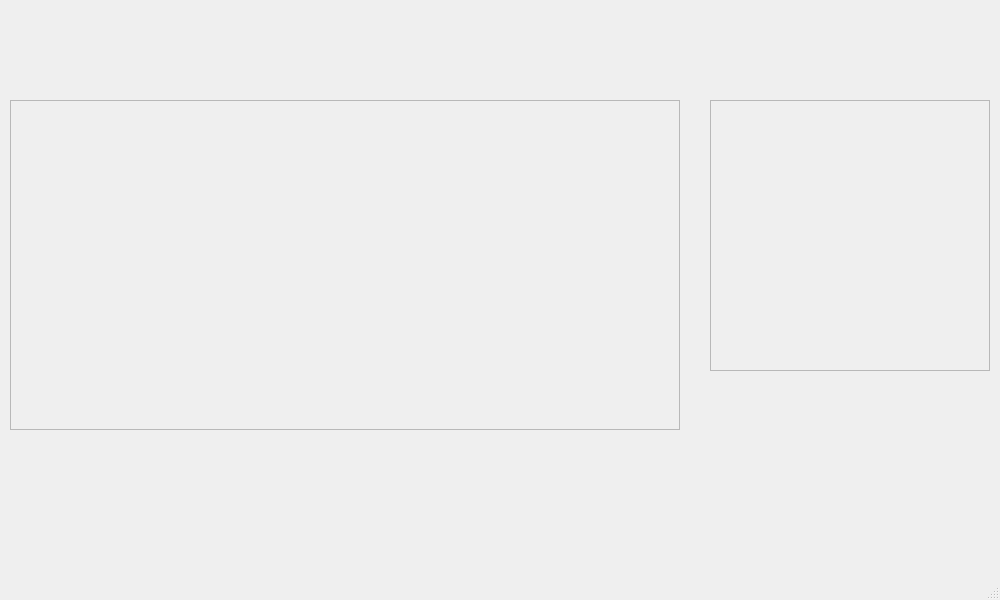
Above: gui/main.ui from octoberserver/DctArv-Nauncher before the change. Below: the same form after it.
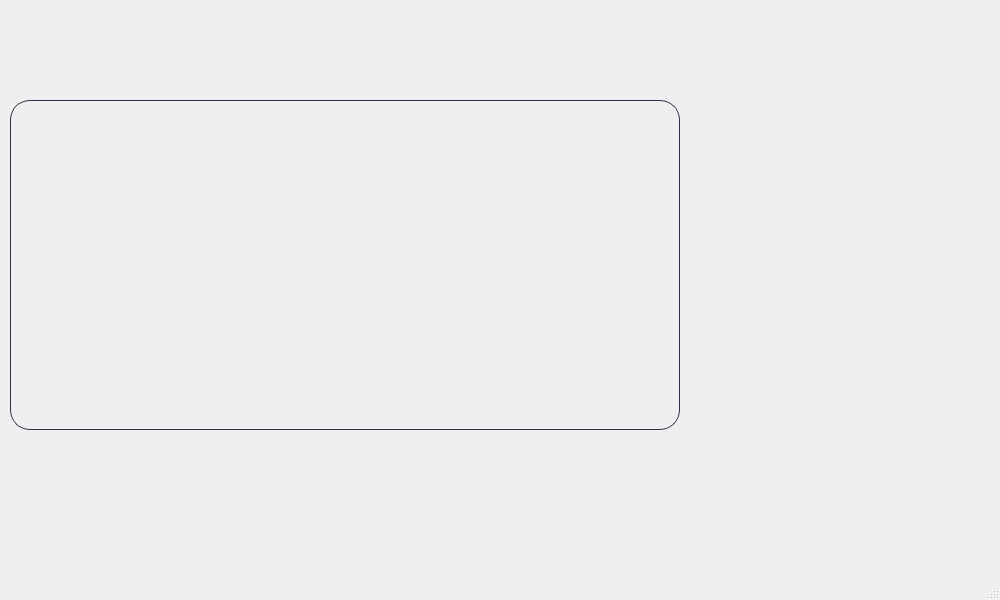
That is the form after the change. Icons and pictures are not drawn.

```diff
--- a/gui/main.ui
+++ b/gui/main.ui
@@ -13,6 +13,9 @@
   <property name="windowTitle">
    <string>OctSrv Launcher</string>
   </property>
+  <property name="tabShape">
+   <enum>QTabWidget::TabShape::Triangular</enum>
+  </property>
   <widget class="QWidget" name="centralwidget">
    <widget class="QFrame" name="photo">
     <property name="geometry">
@@ -28,7 +31,20 @@
     </property>
     <property name="styleSheet">
      <string notr="true">#photo {
-    background-image: url(url(:/mainphoto-1.png));
+    /* 1. 設定背景圖片路徑 (開頭一定要有冒號) */
+    background-image: url(:/a);
+
+    /* 2. 設定圖片不重複 */
+    background-repeat: no-repeat;
+
+    /* 3. 設定圖片置中 */
+    background-position: center;
+
+    /* 4. 設定圓角 (這就是你要的現代感) */
+    border-radius: 20px;
+
+    /* 5. 選擇性：加上邊框讓卡片更明顯 */
+    border: 1px solid #2d2f45;
 }</string>
     </property>
     <property name="frameShape">
@@ -38,21 +54,31 @@
      <enum>QFrame::Shadow::Raised</enum>
     </property>
    </widget>
-   <widget class="QFrame" name="right_p">
+   <widget class="QScrollArea" name="scrollArea">
     <property name="geometry">
      <rect>
-      <x>710</x>
+      <x>720</x>
       <y>100</y>
-      <width>280</width>
-      <height>271</height>
+      <width>271</width>
+      <height>331</height>
      </rect>
     </property>
     <property name="frameShape">
-     <enum>QFrame::Shape::StyledPanel</enum>
+     <enum>QFrame::Shape::NoFrame</enum>
     </property>
-    <property name="frameShadow">
-     <enum>QFrame::Shadow::Raised</enum>
+    <property name="widgetResizable">
+     <bool>true</bool>
     </property>
+    <widget class="QWidget" name="scrollAreaWidgetContents">
+     <property name="geometry">
+      <rect>
+       <x>0</x>
+       <y>0</y>
+       <width>271</width>
+       <height>331</height>
+      </rect>
+     </property>
+    </widget>
    </widget>
   </widget>
   <widget class="QStatusBar" name="statusbar"/>
```
